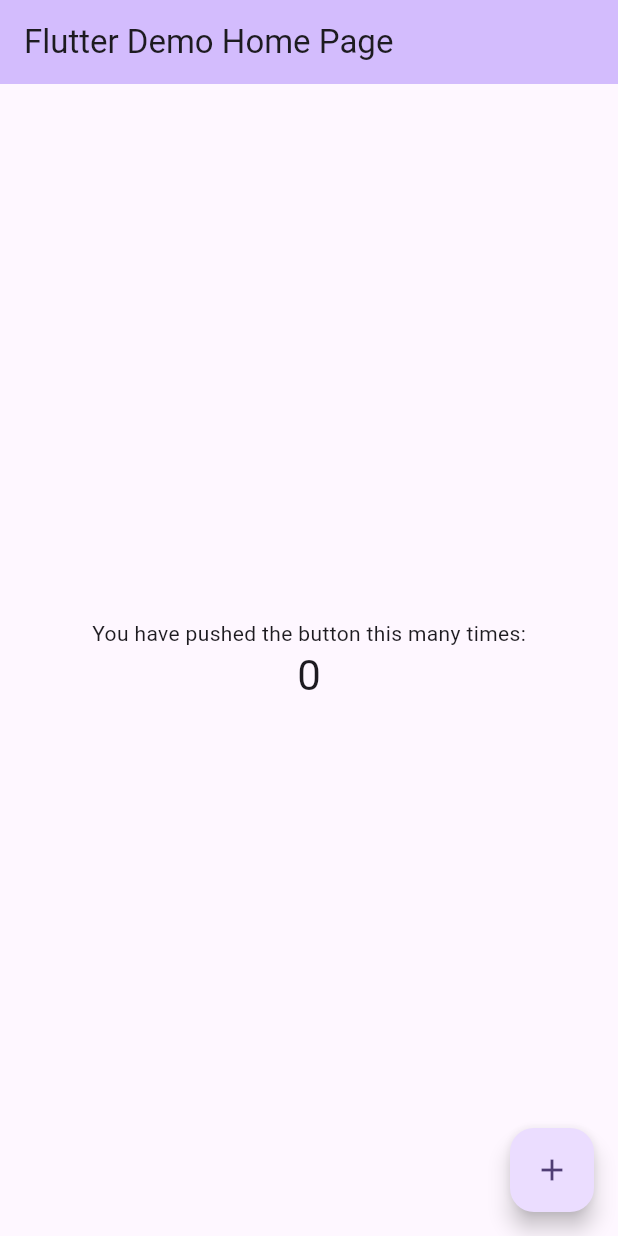
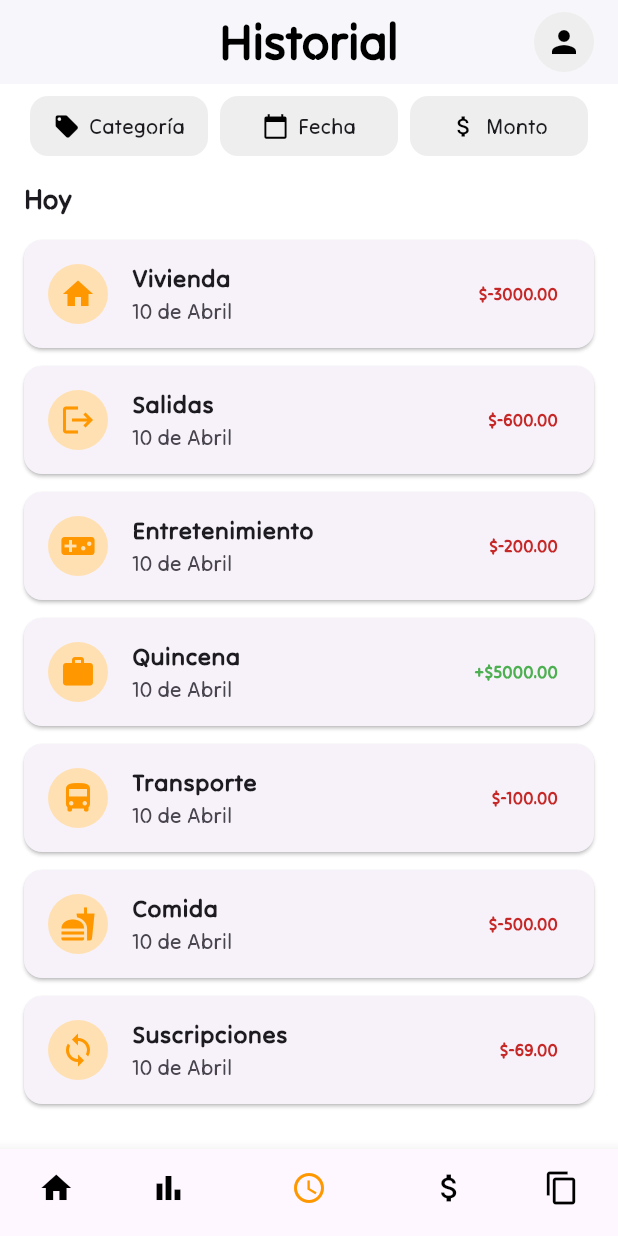
Before and after one commit to Frxn5J/MiFinansas, a Flutter app: the screen it shows after launch, on a phone screen of 412 x 824 dp. Run offline on Flutter 3.47's test engine with Material 3 defaults, Android fonts, the phone set to English and light mode, and no system bars.

Commit message:
Se creó la vista de historial y se agregó la fuente que teníamos en figma para todo el proyecto

```diff
--- a/lib/main.dart
+++ b/lib/main.dart
@@ -1,125 +1,17 @@
 import 'package:flutter/material.dart';
+import 'screens/history_screen.dart';
 
-void main() {
-  runApp(const MyApp());
-}
+void main() => runApp(MyApp());
 
 class MyApp extends StatelessWidget {
-  const MyApp({super.key});
-
-  // This widget is the root of your application.
   @override
   Widget build(BuildContext context) {
     return MaterialApp(
-      title: 'Flutter Demo',
+      debugShowCheckedModeBanner: false,
       theme: ThemeData(
-        // This is the theme of your application.
-        //
-        // TRY THIS: Try running your application with "flutter run". You'll see
-        // the application has a purple toolbar. Then, without quitting the app,
-        // try changing the seedColor in the colorScheme below to Colors.green
-        // and then invoke "hot reload" (save your changes or press the "hot
-        // reload" button in a Flutter-supported IDE, or press "r" if you used
-        // the command line to start the app).
-        //
-        // Notice that the counter didn't reset back to zero; the application
-        // state is not lost during the reload. To reset the state, use hot
-        // restart instead.
-        //
-        // This works for code too, not just values: Most code changes can be
-        // tested with just a hot reload.
-        colorScheme: ColorScheme.fromSeed(seedColor: Colors.deepPurple),
-        useMaterial3: true,
+        fontFamily: 'TiltNeon', // <- Aquí se aplica la fuente global
       ),
-      home: const MyHomePage(title: 'Flutter Demo Home Page'),
+      home: HistoryScreen(),
     );
   }
 }
-
-class MyHomePage extends StatefulWidget {
-  const MyHomePage({super.key, required this.title});
-
-  // This widget is the home page of your application. It is stateful, meaning
-  // that it has a State object (defined below) that contains fields that affect
-  // how it looks.
-
-  // This class is the configuration for the state. It holds the values (in this
-  // case the title) provided by the parent (in this case the App widget) and
-  // used by the build method of the State. Fields in a Widget subclass are
-  // always marked "final".
-
-  final String title;
-
-  @override
-  State<MyHomePage> createState() => _MyHomePageState();
-}
-
-class _MyHomePageState extends State<MyHomePage> {
-  int _counter = 0;
-
-  void _incrementCounter() {
-    setState(() {
-      // This call to setState tells the Flutter framework that something has
-      // changed in this State, which causes it to rerun the build method below
-      // so that the display can reflect the updated values. If we changed
-      // _counter without calling setState(), then the build method would not be
-      // called again, and so nothing would appear to happen.
-      _counter++;
-    });
-  }
-
-  @override
-  Widget build(BuildContext context) {
-    // This method is rerun every time setState is called, for instance as done
-    // by the _incrementCounter method above.
-    //
-    // The Flutter framework has been optimized to make rerunning build methods
-    // fast, so that you can just rebuild anything that needs updating rather
-    // than having to individually change instances of widgets.
-    return Scaffold(
-      appBar: AppBar(
-        // TRY THIS: Try changing the color here to a specific color (to
-        // Colors.amber, perhaps?) and trigger a hot reload to see the AppBar
-        // change color while the other colors stay the same.
-        backgroundColor: Theme.of(context).colorScheme.inversePrimary,
-        // Here we take the value from the MyHomePage object that was created by
-        // the App.build method, and use it to set our appbar title.
-        title: Text(widget.title),
-      ),
-      body: Center(
-        // Center is a layout widget. It takes a single child and positions it
-        // in the middle of the parent.
-        child: Column(
-          // Column is also a layout widget. It takes a list of children and
-          // arranges them vertically. By default, it sizes itself to fit its
-          // children horizontally, and tries to be as tall as its parent.
-          //
-          // Column has various properties to control how it sizes itself and
-          // how it positions its children. Here we use mainAxisAlignment to
-          // center the children vertically; the main axis here is the vertical
-          // axis because Columns are vertical (the cross axis would be
-          // horizontal).
-          //
-          // TRY THIS: Invoke "debug painting" (choose the "Toggle Debug Paint"
-          // action in the IDE, or press "p" in the console), to see the
-          // wireframe for each widget.
-          mainAxisAlignment: MainAxisAlignment.center,
-          children: <Widget>[
-            const Text(
-              'You have pushed the button this many times:',
-            ),
-            Text(
-              '$_counter',
-              style: Theme.of(context).textTheme.headlineMedium,
-            ),
-          ],
-        ),
-      ),
-      floatingActionButton: FloatingActionButton(
-        onPressed: _incrementCounter,
-        tooltip: 'Increment',
-        child: const Icon(Icons.add),
-      ), // This trailing comma makes auto-formatting nicer for build methods.
-    );
-  }
-}
--- /dev/null
+++ b/lib/screens/history_screen.dart
@@ -0,0 +1,138 @@
+import 'package:flutter/material.dart';
+import '../widgets/bottom_navbar.dart';
+
+class HistoryScreen extends StatelessWidget {
+  final List<Map<String, dynamic>> items = [
+    {"icon": Icons.home, "label": "Vivienda", "amount": -3000},
+    {"icon": Icons.logout, "label": "Salidas", "amount": -600},
+    {"icon": Icons.videogame_asset, "label": "Entretenimiento", "amount": -200},
+    {"icon": Icons.work, "label": "Quincena", "amount": 5000},
+    {"icon": Icons.directions_bus, "label": "Transporte", "amount": -100},
+    {"icon": Icons.fastfood, "label": "Comida", "amount": -500},
+    {"icon": Icons.loop, "label": "Suscripciones", "amount": -69},
+  ];
+
+  @override
+  Widget build(BuildContext context) {
+    return Scaffold(
+      backgroundColor: Colors.white,
+      appBar: AppBar(
+        backgroundColor: Colors.white,
+        title: const Text(
+          "Historial",
+          style: TextStyle(
+            color: Colors.black,
+            fontSize: 32,
+            fontWeight: FontWeight.bold,
+          ),
+        ),
+        centerTitle: true,
+        elevation: 1,
+        actions: [
+          Padding(
+            padding: const EdgeInsets.only(right: 16),
+            child: CircleAvatar(
+              backgroundColor: Colors.grey[200],
+              child: Icon(Icons.person, color: Colors.black),
+            ),
+          )
+        ],
+      ),
+      body: Column(
+        children: [
+          const Padding(
+            padding: EdgeInsets.symmetric(horizontal: 16, vertical: 8),
+            child: Row(
+              mainAxisAlignment: MainAxisAlignment.spaceAround,
+              children: [
+                FilterButton(icon: Icons.local_offer, label: 'Categoría'),
+                FilterButton(icon: Icons.calendar_today, label: 'Fecha'),
+                FilterButton(icon: Icons.attach_money, label: 'Monto'),
+              ],
+            ),
+          ),
+          const Padding(
+            padding: EdgeInsets.symmetric(horizontal: 16, vertical: 8),
+            child: Align(
+              alignment: Alignment.centerLeft,
+              child: Text(
+                "Hoy",
+                style: TextStyle(fontSize: 18, fontWeight: FontWeight.bold),
+              ),
+            ),
+          ),
+          Expanded(
+            child: ListView.builder(
+              padding: const EdgeInsets.symmetric(horizontal: 16),
+              itemCount: items.length,
+              itemBuilder: (context, index) {
+                final item = items[index];
+                final isIncome = item['amount'] > 0;
+                return Card(
+                  shape: RoundedRectangleBorder(
+                    borderRadius: BorderRadius.circular(12),
+                  ),
+                  margin: const EdgeInsets.symmetric(vertical: 6),
+                  child: ListTile(
+                    leading: CircleAvatar(
+                      backgroundColor: Colors.orange.shade100,
+                      child: Icon(item['icon'], color: Colors.orange),
+                    ),
+                    title: Text(
+                      item['label'],
+                      style: TextStyle(fontWeight: FontWeight.bold),
+                    ),
+                    subtitle: const Text("10 de Abril"),
+                    trailing: Text(
+                      "${isIncome ? '+' : ''}\$${item['amount'].toStringAsFixed(2)}",
+                      style: TextStyle(
+                        fontWeight: FontWeight.bold,
+                        color: isIncome ? Colors.green : Colors.red[800],
+                      ),
+                    ),
+                  ),
+                );
+              },
+            ),
+          ),
+        ],
+      ),
+      bottomNavigationBar: CustomBottomNavBar(
+        currentIndex: 2,
+        onTap: (index) {
+          // Aquí podrías navegar a otras pantallas según el índice
+          print("Seleccionaste el ícono $index");
+        },
+      ),
+    );
+  }
+}
+
+class FilterButton extends StatelessWidget {
+  final IconData icon;
+  final String label;
+
+  const FilterButton({required this.icon, required this.label});
+
+  @override
+  Widget build(BuildContext context) {
+    return Expanded(
+      child: Container(
+        padding: const EdgeInsets.symmetric(horizontal: 12, vertical: 10),
+        margin: const EdgeInsets.symmetric(horizontal: 4),
+        decoration: BoxDecoration(
+          borderRadius: BorderRadius.circular(12),
+          color: Colors.grey[200],
+        ),
+        child: Row(
+          mainAxisAlignment: MainAxisAlignment.center,
+          children: [
+            Icon(icon, size: 18, color: Colors.black),
+            const SizedBox(width: 6),
+            Text(label, style: const TextStyle(fontWeight: FontWeight.w500)),
+          ],
+        ),
+      ),
+    );
+  }
+}
--- /dev/null
+++ b/lib/widgets/bottom_navbar.dart
@@ -0,0 +1,30 @@
+import 'package:flutter/material.dart';
+
+class CustomBottomNavBar extends StatelessWidget {
+  final int currentIndex;
+  final Function(int) onTap;
+
+  const CustomBottomNavBar({
+    required this.currentIndex,
+    required this.onTap,
+  });
+
+  @override
+  Widget build(BuildContext context) {
+    return BottomNavigationBar(
+      currentIndex: currentIndex,
+      selectedItemColor: Colors.orange,
+      unselectedItemColor: Colors.black,
+      showSelectedLabels: false,
+      showUnselectedLabels: false,
+      onTap: onTap,
+      items: const [
+        BottomNavigationBarItem(icon: Icon(Icons.home), label: ''),
+        BottomNavigationBarItem(icon: Icon(Icons.bar_chart), label: ''),
+        BottomNavigationBarItem(icon: Icon(Icons.access_time), label: ''),
+        BottomNavigationBarItem(icon: Icon(Icons.attach_money), label: ''),
+        BottomNavigationBarItem(icon: Icon(Icons.copy), label: ''),
+      ],
+    );
+  }
+}
```
Also changed, not shown: pubspec.yaml (+4 -4 lines), assets/fonts/tilt_neon.ttf (added), 19 other files.
